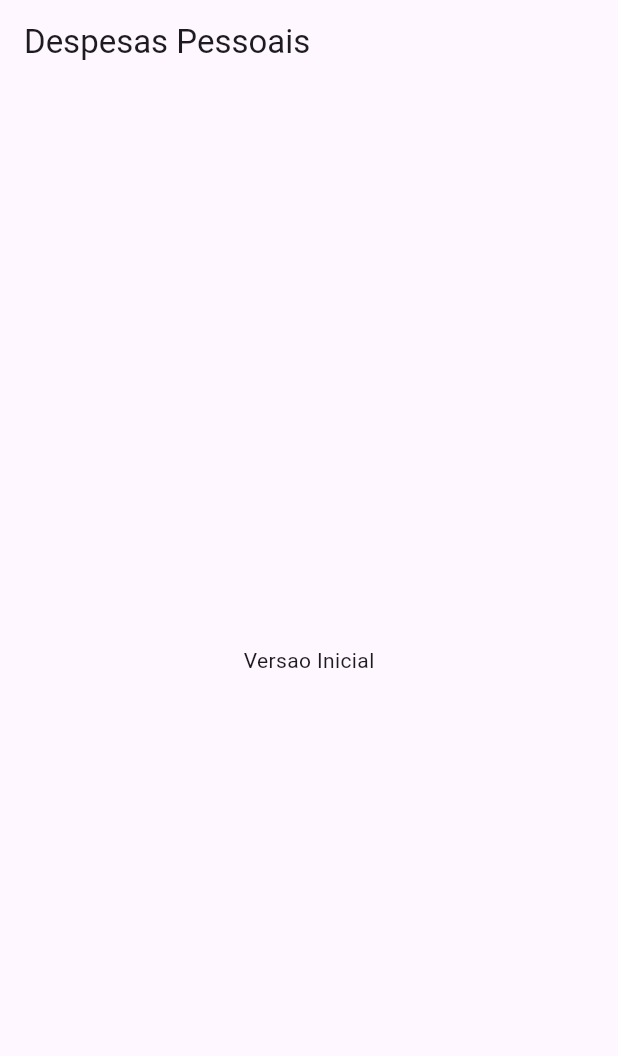
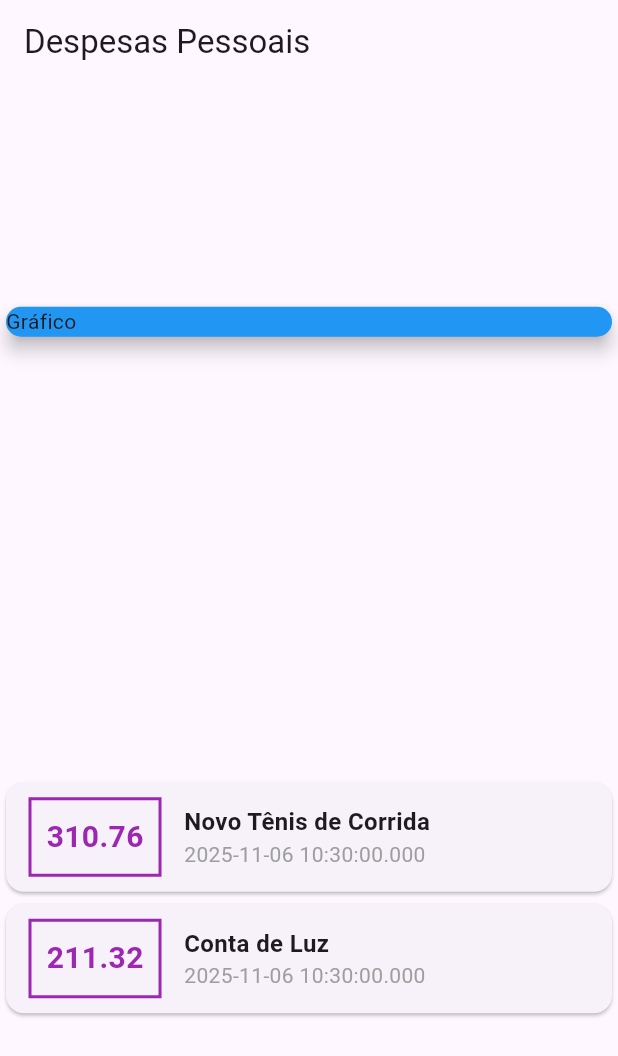
Before and after one commit to dauid64/despesas_pessoais, a Flutter app: the screen it shows after launch, on a phone screen of 412 x 824 dp. Shown: the top 1056 px of the screen. Run offline on Flutter 3.47's test engine with Material 3 defaults, Android fonts, the phone set to English and light mode, and no system bars.

Commit message:
estilizando cards de transacoes

```diff
--- a/lib/main.dart
+++ b/lib/main.dart
@@ -1,3 +1,4 @@
+import 'package:expenses/models/transaction.dart';
 import 'package:flutter/material.dart';
 
 main() => runApp(ExpensesApp());
@@ -14,7 +15,22 @@ class ExpensesApp extends StatelessWidget {
 }
 
 class MyHomePage extends StatelessWidget {
-  const MyHomePage({super.key});
+  MyHomePage({super.key});
+
+  final List<Transaction> _transactions = [
+    Transaction(
+      id: 't1',
+      title: 'Novo Tênis de Corrida',
+      value: 310.76,
+      date: DateTime.now(),
+    ),
+    Transaction(
+      id: 't2',
+      title: 'Conta de Luz',
+      value: 211.32,
+      date: DateTime.now(),
+    ),
+  ];
 
   @override
   Widget build(BuildContext context) {
@@ -22,9 +38,67 @@ class MyHomePage extends StatelessWidget {
       appBar: AppBar(
         title: Text('Despesas Pessoais'),
       ),
-      body: Center(
-        child: Text('Versao Inicial'),
-      ),
+      body: Column(
+        mainAxisAlignment: MainAxisAlignment.spaceAround,
+        crossAxisAlignment: CrossAxisAlignment.center,
+        children: [
+          SizedBox(
+            width: double.infinity,
+            child: Card(
+              color: Colors.blue,
+              elevation: 5,
+              child: Text('Gráfico'),
+            ),
+          ),
+          Column(
+            children: _transactions.map((tr) {
+              return Card(
+                child: Row(
+                  children: [
+                    Container(
+                      margin: EdgeInsets.symmetric(
+                        horizontal: 15,
+                        vertical: 10
+                      ),
+                      decoration: BoxDecoration(
+                        border: Border.all(
+                          color: Colors.purple,
+                          width: 2,
+                        )
+                      ),
+                      padding: EdgeInsets.all(10),
+                      child: Text(
+                        style: TextStyle(
+                          fontWeight: FontWeight.bold,
+                          fontSize: 20,
+                          color: Colors.purple,
+                        ),
+                        tr.value.toStringAsFixed(2)
+                      )
+                    ),
+                    Column(
+                      crossAxisAlignment: CrossAxisAlignment.start,
+                      children: [
+                        Text(
+                          style: TextStyle(
+                            fontSize: 16,
+                            fontWeight: FontWeight.bold,
+                          ),
+                          tr.title
+                        ),
+                        Text(
+                          style: TextStyle(color: Colors.grey),
+                          tr.date.toString(),
+                        ),
+                      ],
+                    )
+                  ],
+                ),
+              );
+            }).toList(),
+          )
+        ],
+      )
     );
   }
 }
--- /dev/null
+++ b/lib/models/transaction.dart
@@ -0,0 +1,13 @@
+class Transaction {
+  final String id;
+  final String title;
+  final double value;
+  final DateTime date;
+
+  Transaction({
+    required this.id,
+    required this.title,
+    required this.value,
+    required this.date,
+  });
+}
```
